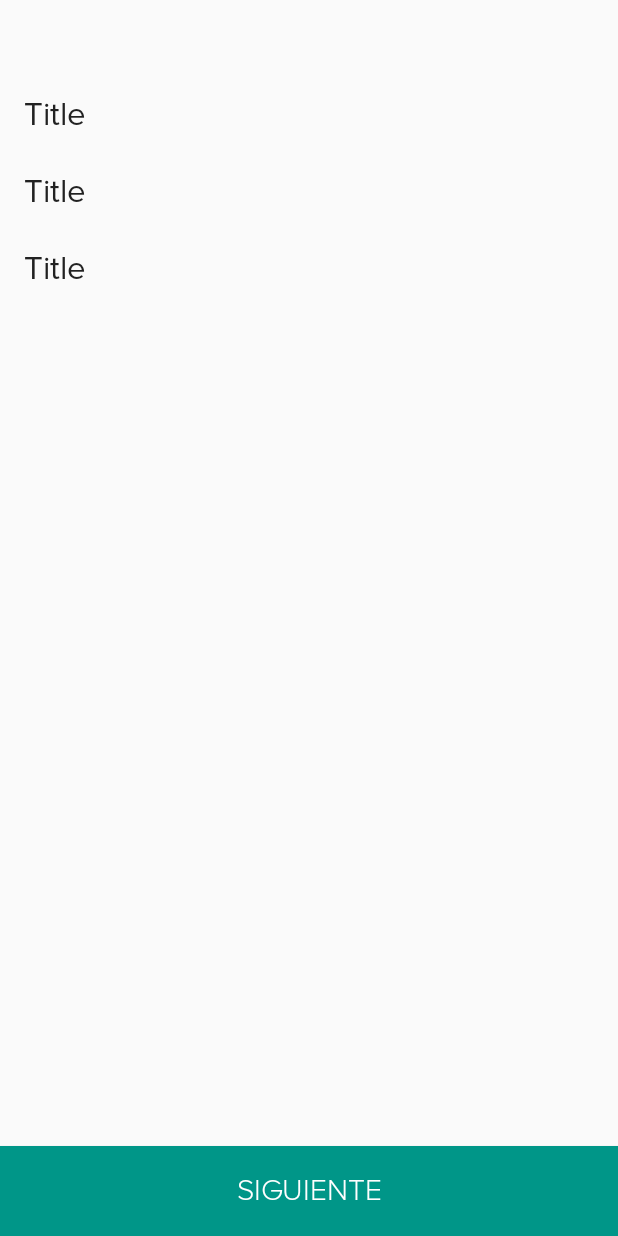
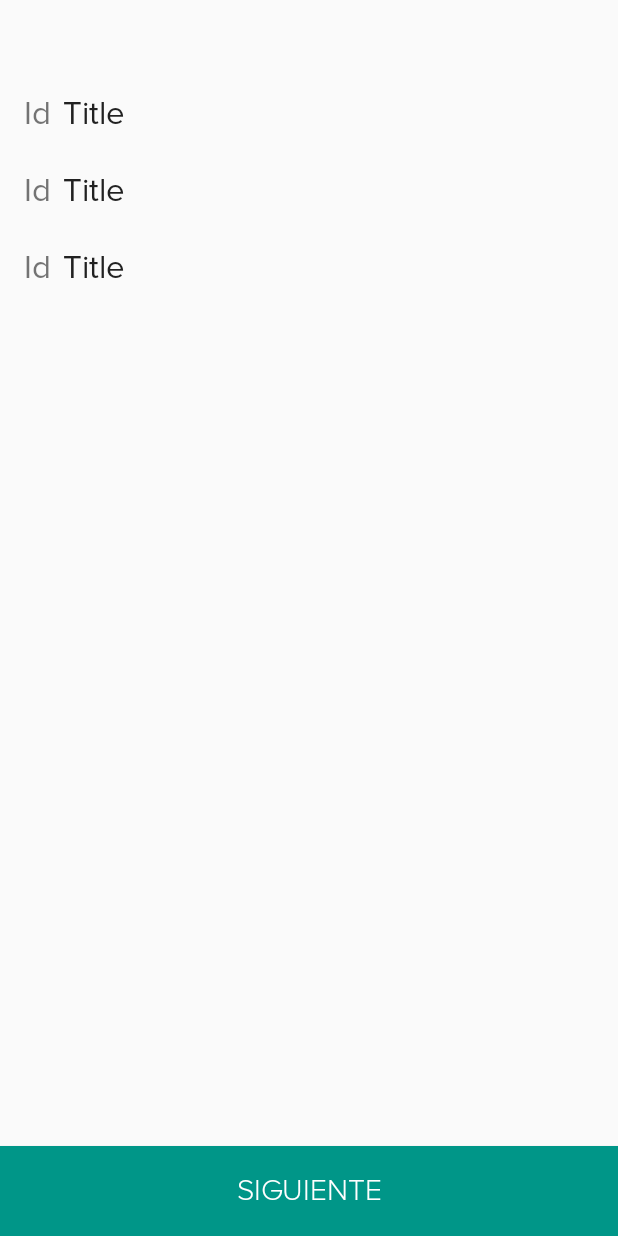
Before and after one commit to luafabio/Hermes, an Android app: the layout content_main2.xml on its own in the app's theme, with its tools: preview values and no code run, on a phone screen of 412 x 824 dp. Run offline under Robolectric (Android 15) with nearby library versions, the phone set to English and light mode, and no system bars.

Commit message:
cambios menores

```diff
--- a/app/src/main/java/com/example/hermes/BingAdapter.java
+++ b/app/src/main/java/com/example/hermes/BingAdapter.java
@@ -29,7 +29,7 @@ public class BingAdapter extends RecyclerView.Adapter<BingAdapter.BingHolder> {
         bingHolder.textViewStop.setText(String.valueOf(currentBing.getName_stop()));
 //        bingHolder.textViewStop.setText(String.valueOf(currentBing.getId_stop()));
         bingHolder.textViewTime.setText(String.valueOf(currentBing.getTime()));
-        bingHolder.textViewStatus.setText(currentBing.getStatus());
+//        bingHolder.textViewStatus.setText(currentBing.getStatus());
     }
 
     @Override
@@ -52,7 +52,7 @@ public class BingAdapter extends RecyclerView.Adapter<BingAdapter.BingHolder> {
 
             textViewStop = itemView.findViewById(R.id.text_view_stop);
             textViewTime = itemView.findViewById(R.id.text_view_time);
-            textViewStatus = itemView.findViewById(R.id.text_view_status);
+//            textViewStatus = itemView.findViewById(R.id.text_view_status);
         }
     }
 }
--- a/app/src/main/java/com/example/hermes/StopAdapter.java
+++ b/app/src/main/java/com/example/hermes/StopAdapter.java
@@ -7,6 +7,8 @@ import android.view.View;
 import android.view.ViewGroup;
 import android.widget.TextView;
 import com.example.hermes.Stop;
+
+import org.w3c.dom.Text;
 
 import java.util.ArrayList;
 import java.util.List;
@@ -28,6 +30,7 @@ public class StopAdapter extends RecyclerView.Adapter<StopAdapter.StopHolder>{
     public void onBindViewHolder(@NonNull StopHolder stopHolder, int i) {
         Stop currentStop = stops.get(i);
         stopHolder.textViewStop.setText(String.valueOf(currentStop.getName()));
+        stopHolder.textViewStopNumber.setText(String.valueOf(currentStop.getNum_stop()));
     }
 
     @Override
@@ -42,11 +45,13 @@ public class StopAdapter extends RecyclerView.Adapter<StopAdapter.StopHolder>{
 
     class StopHolder extends RecyclerView.ViewHolder {
         private TextView textViewStop;
+        private TextView textViewStopNumber;
 
         public StopHolder(@NonNull View itemView) {
             super(itemView);
 
             textViewStop = itemView.findViewById(R.id.nombre_parada);
+            textViewStopNumber = itemView.findViewById(R.id.id_parada);
         }
     }
 }
--- a/app/src/main/res/layout/content_main2.xml
+++ b/app/src/main/res/layout/content_main2.xml
@@ -7,6 +7,17 @@
     app:layout_behavior="@string/appbar_scrolling_view_behavior"
     tools:context=".Main2Activity"
     tools:showIn="@layout/activity_main2">
+
+
+    <android.support.v7.widget.RecyclerView
+        android:id="@+id/recycler_view"
+        android:layout_width="414dp"
+        android:layout_height="664dp"
+        android:layout_marginBottom="8dp"
+        app:layout_constraintBottom_toTopOf="@+id/segundoPaso"
+        app:layout_constraintStart_toStartOf="parent"
+        app:layout_constraintTop_toTopOf="parent"
+        tools:listitem="@layout/parada_item" />
 
     <Button
         android:id="@+id/segundoPaso"
@@ -22,29 +33,5 @@
         app:layout_constraintBottom_toBottomOf="parent"
         tools:layout_editor_absoluteX="0dp" />
 
-    <!--<android.support.v7.widget.RecyclerView-->
-        <!--android:id="@+id/reciclerViewParadas"-->
-        <!--android:layout_width="match_parent"-->
-        <!--android:layout_height="541dp"-->
-        <!--android:layout_marginStart="8dp"-->
-        <!--android:layout_marginTop="8dp"-->
-        <!--android:layout_marginEnd="8dp"-->
-        <!--android:layout_marginBottom="8dp"-->
-        <!--app:layout_constraintBottom_toTopOf="@+id/segundoPaso"-->
-        <!--app:layout_constraintEnd_toEndOf="parent"-->
-        <!--app:layout_constraintHorizontal_bias="0.0"-->
-        <!--app:layout_constraintStart_toStartOf="parent"-->
-        <!--app:layout_constraintTop_toTopOf="@+id/stop_spinner"-->
-        <!--tools:listitem="@layout/parada_item" />-->
-
-    <android.support.v7.widget.RecyclerView
-        android:id="@+id/recycler_view"
-        android:layout_width="414dp"
-        android:layout_height="671dp"
-        app:layout_constraintBottom_toTopOf="@+id/segundoPaso"
-        app:layout_constraintStart_toStartOf="parent"
-        app:layout_constraintTop_toTopOf="parent"
-        tools:listitem="@layout/parada_item" />
-
 
 </android.support.constraint.ConstraintLayout>
--- a/app/src/main/res/layout/parada_item.xml
+++ b/app/src/main/res/layout/parada_item.xml
@@ -19,16 +19,32 @@
 
         <TextView
             android:id="@+id/nombre_parada"
-            android:layout_width="match_parent"
+            android:layout_width="278dp"
             android:layout_height="wrap_content"
-            android:layout_alignParentStart="true"
-            android:layout_toStartOf="@id/nombre_parada"
+            android:layout_alignParentTop="true"
+            android:layout_alignParentEnd="true"
+            android:layout_marginStart="8dp"
+            android:layout_marginTop="0dp"
+            android:layout_marginEnd="8dp"
+            android:layout_toEndOf="@+id/id_parada"
             android:ellipsize="end"
             android:fontFamily="@font/proxima_nova_regular"
             android:maxLines="1"
             android:text="Title"
             android:textAppearance="@style/TextAppearance.AppCompat.Large" />
 
+        <TextView
+            android:id="@+id/id_parada"
+            android:layout_width="wrap_content"
+            android:layout_height="wrap_content"
+            android:layout_alignParentStart="true"
+            android:layout_alignParentTop="true"
+            android:layout_marginStart="0dp"
+            android:layout_marginTop="0dp"
+            android:fontFamily="@font/proxima_nova_regular"
+            android:text="Id"
+            android:textSize="22sp" />
+
     </RelativeLayout>
 
 </android.support.constraint.ConstraintLayout>
```
Also changed, not shown: app/src/main/res/layout/bing_item.xml (+9 -9 lines).
